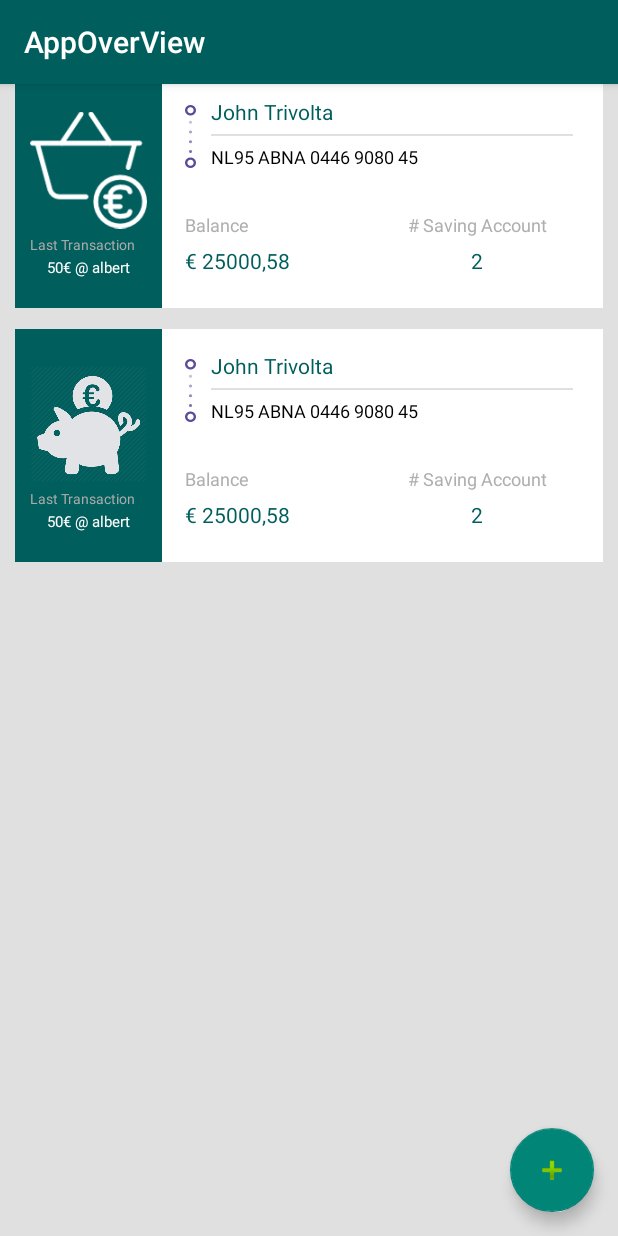
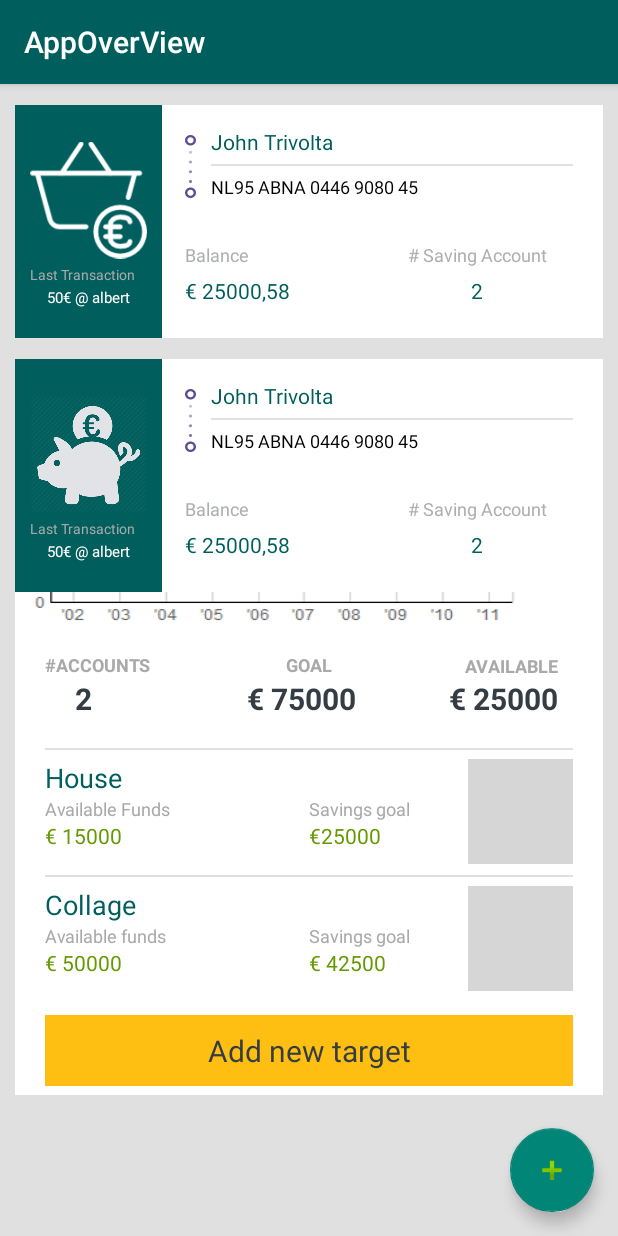
Before and after one commit to caratsnx/Snd-masterkj, an Android app: the AppOverView screen opened directly, with no data from a screen before it, on a phone screen of 412 x 824 dp. Run offline under Robolectric (Android 15) with nearby library versions, the phone set to English and light mode, and no system bars; libraries missing offline, so code that uses them is left out: com.ramotion.foldingcell; plain views replace FoldingCell; 2 statements that could not run were skipped; grey boxes are pictures that could not be loaded.

Commit message:
from ofcd

```diff
--- a/app/src/main/res/layout/cell_content_layout_second.xml
+++ b/app/src/main/res/layout/cell_content_layout_second.xml
@@ -4,7 +4,7 @@
     android:layout_width="match_parent"
     android:layout_height="wrap_content"
     android:orientation="vertical"
-    android:visibility="gone">
+    android:visibility="visible">
 
     <!-- content header line -->
     <RelativeLayout
@@ -57,11 +57,12 @@
             android:id="@+id/head_image"
             android:layout_width="match_parent"
             android:layout_height="wrap_content"
-            android:scaleType="fitCenter"
+            android:scaleType="fitXY"
             android:src="@drawable/pic2" />
 
         <TextView
             android:id="@+id/head_image_center_text"
+
             style="@style/ContentImageBadgeText"
             android:layout_width="wrap_content"
             android:layout_height="wrap_content"
@@ -82,7 +83,7 @@
         android:paddingBottom="6dp"
         android:paddingLeft="20dp"
         android:paddingRight="20dp"
-        android:paddingTop="9dp">
+        android:paddingTop="15dp">
 
         <!-- avatar and name part -->
         <RelativeLayout
@@ -95,6 +96,7 @@
                 android:layout_alignParentEnd="true"
                 android:layout_centerVertical="true"
                 android:src="@drawable/arrow"
+                android:visibility="invisible"
                 android:id="@+id/imageView2" />
 
             <TextView
@@ -113,24 +115,26 @@
                 style="@style/ContentImageBadgeText"
                 android:layout_width="wrap_content"
                 android:layout_height="wrap_content"
-                android:textColor="@color/mainTextColor"
+                android:layout_alignEnd="@+id/textView2"
+                android:layout_alignParentStart="true"
                 android:layout_marginTop="17dp"
                 android:paddingBottom="10dp"
                 android:paddingStart="20dp"
                 android:text="2"
-                 />
+                android:textColor="@color/mainTextColor" />
 
             <TextView
                 android:id="@+id/head_image_right_below"
                 style="@style/ContentImageBadgeText"
                 android:layout_width="wrap_content"
                 android:layout_height="wrap_content"
-                android:layout_alignParentTop="true"
+                android:layout_alignBaseline="@+id/acccoutn"
+                android:layout_alignBottom="@+id/acccoutn"
                 android:layout_centerHorizontal="true"
-                android:layout_marginTop="17dp"
                 android:paddingBottom="10dp"
-                android:paddingEnd="20dp"
+                android:paddingEnd="10dp"
                 android:text="€ 75000"
+                android:textAlignment="center"
                 android:textColor="@color/mainTextColor" />
 
             <TextView
@@ -142,18 +146,21 @@
                 android:layout_alignBottom="@+id/head_image_right_below"
                 android:layout_alignRight="@+id/imageView2"
                 android:paddingBottom="10dp"
-                android:paddingEnd="20dp"
+                android:paddingEnd="10dp"
+                android:textAlignment="center"
                 android:text="€ 25000"
                 android:textColor="@color/mainTextColor" />
 
             <TextView
+                android:id="@+id/textView3"
                 style="@style/ContentMainBadgeTitle"
                 android:layout_width="wrap_content"
                 android:layout_height="wrap_content"
+                android:textAlignment="center"
                 android:layout_above="@+id/head_image_right_text"
+                android:layout_alignEnd="@+id/head_image_right_text"
                 android:layout_alignStart="@+id/head_image_right_text"
                 android:text="AVAILABLE"
-
                 android:textStyle="bold" />
 
             <TextView
@@ -161,10 +168,12 @@
                 android:layout_width="wrap_content"
                 android:layout_height="wrap_content"
                 android:layout_alignParentTop="true"
-                android:layout_toEndOf="@+id/textView2"
-                android:paddingStart="20dp"
+                android:layout_centerHorizontal="true"
+
+
+
+
                 android:text="GOAL"
-
                 android:textStyle="bold" />
 
         </RelativeLayout>
@@ -194,8 +203,10 @@
                     style="@style/ContentMainBadgeTitle"
                     android:layout_width="wrap_content"
                     android:layout_height="wrap_content"
+                    android:textColor="@color/colorPrimaryDark"
                     android:layout_alignParentStart="true"
-                    android:text="@string/from_badge" />
+                    android:textSize="18sp"
+                    android:text="House" />
 
                 <TextView
                     android:id="@+id/content_from_address_1"
@@ -203,10 +214,8 @@
                     android:layout_height="wrap_content"
                     android:layout_alignStart="@id/content_from_badge"
                     android:layout_below="@id/content_from_badge"
-                    android:text="@string/content_from1_mock"
-                    android:textColor="@color/mainTextColor"
-                    android:textSize="18sp"
-                    android:textStyle="bold" />
+                    android:text="Available Funds"
+                    style="@style/ContentMainBadgeTitle" />
 
                 <TextView
                     android:id="@+id/content_from_address_2"
@@ -214,8 +223,8 @@
                     android:layout_height="wrap_content"
                     android:layout_alignStart="@id/content_from_address_1"
                     android:layout_below="@id/content_from_address_1"
-                    android:text="@string/content_from2_mock"
-                    android:textColor="@color/mainTextColor"
+                    android:text="€ 15000"
+                    android:textColor="@android:color/holo_green_dark"
                     android:textSize="14sp" />
 
             </RelativeLayout>
@@ -231,6 +240,8 @@
                     android:layout_width="wrap_content"
                     android:layout_height="wrap_content"
                     android:layout_alignParentStart="true"
+                    android:textSize="18sp"
+                    android:visibility="invisible"
                     android:text="@string/to_badge" />
 
                 <TextView
@@ -239,10 +250,8 @@
                     android:layout_height="wrap_content"
                     android:layout_alignStart="@id/content_to_badge"
                     android:layout_below="@id/content_to_badge"
-                    android:text="@string/content_to1_mock"
-                    android:textColor="@color/mainTextColor"
-                    android:textSize="18sp"
-                    android:textStyle="bold" />
+                    android:text="Savings goal"
+                    style="@style/ContentMainBadgeTitle"  />
 
                 <TextView
                     android:id="@+id/content_to_address_2"
@@ -250,16 +259,18 @@
                     android:layout_height="wrap_content"
                     android:layout_alignStart="@id/content_to_address_1"
                     android:layout_below="@id/content_to_address_1"
-                    android:text="@string/content_to2_mock"
-                    android:textColor="@color/mainTextColor"
+                    android:text="€25000"
+                    android:textColor="@android:color/holo_green_dark"
                     android:textSize="14sp" />
 
                 <ImageView
-                    android:layout_width="wrap_content"
-                    android:layout_height="wrap_content"
+                    android:layout_width="70dp"
+                    android:layout_height="70dp"
                     android:layout_alignParentEnd="true"
-                    android:layout_centerVertical="true"
-                    android:src="@drawable/arrow" />
+
+
+                    android:layout_alignParentTop="true"
+                    android:src="@drawable/perc1" />
 
             </RelativeLayout>
 
@@ -291,28 +302,30 @@
                     android:layout_width="wrap_content"
                     android:layout_height="wrap_content"
                     android:layout_alignParentStart="true"
-                    android:text="@string/delivery_date_badge" />
+                    android:text="Collage"
+                    android:textColor="@color/colorPrimaryDark"
+                    android:textSize="18sp" />
 
                 <TextView
                     android:id="@+id/content_delivery_time"
+                    style="@style/ContentMainBadgeTitle"
                     android:layout_width="wrap_content"
                     android:layout_height="wrap_content"
                     android:layout_alignStart="@id/content_delivery_date_badge"
                     android:layout_below="@id/content_delivery_date_badge"
-                    android:text="@string/delivery_time_mock"
-                    android:textColor="@color/mainTextColor"
-                    android:textSize="18sp"
-                    android:textStyle="bold" />
+
+                    android:text="Available funds" />
 
                 <TextView
-                    android:id="@+id/content_delivery_date"
+                    android:id="@+id/content_delivery_date2"
                     android:layout_width="wrap_content"
                     android:layout_height="wrap_content"
                     android:layout_alignStart="@id/content_delivery_time"
                     android:layout_below="@id/content_delivery_time"
-                    android:text="@string/delivery_date_mock"
-                    android:textColor="@color/mainTextColor"
+                    android:text="€ 50000"
+                    android:textColor="@android:color/holo_green_dark"
                     android:textSize="14sp" />
+
 
             </RelativeLayout>
 
@@ -326,19 +339,20 @@
                     style="@style/ContentMainBadgeTitle"
                     android:layout_width="wrap_content"
                     android:layout_height="wrap_content"
-                    android:layout_alignParentStart="true"
-                    android:text="@string/deadline_badge" />
+                    android:textSize="18sp"
+                    android:textColor="@color/colorPrimaryDark"
+                   android:layout_alignParentStart="true"
+                    android:text="" />
 
                 <TextView
                     android:id="@+id/content_deadline_time"
                     android:layout_width="wrap_content"
                     android:layout_height="wrap_content"
-                    android:layout_alignStart="@id/content_deadline_badge"
-                    android:layout_below="@id/content_deadline_badge"
-                    android:text="@string/deadline_time_mock"
-                    android:textColor="@color/mainTextColor"
-                    android:textSize="18sp"
-                    android:textStyle="bold" />
+                    android:layout_alignParentStart="true"
+                    android:layout_below="@+id/content_deadline_badge"
+                    android:text = "Savings goal"
+
+                    style="@style/ContentMainBadgeTitle"  />
 
                 <TextView
                     android:id="@+id/content_deadline_date"
@@ -349,6 +363,28 @@
                     android:text=""
                     android:textColor="@color/mainTextColor"
                     android:textSize="14sp" />
+
+                <TextView
+                    android:id="@+id/content_delivery_date"
+                    android:layout_width="wrap_content"
+                    android:layout_height="wrap_content"
+                    android:layout_alignParentStart="true"
+                    android:layout_below="@+id/content_deadline_time"
+
+                    android:text="€ 42500"
+                    android:textColor="@android:color/holo_green_dark"
+                    android:textSize="14sp" />
+
+                <ImageView
+                    android:layout_width="70dp"
+                    android:layout_height="70dp"
+                    android:layout_alignParentEnd="true"
+                    android:paddingStart="3dp"
+                    android:paddingEnd="3dp"
+
+                    android:layout_alignParentTop="true"
+                    android:src="@drawable/perc2" />
+
             </RelativeLayout>
 
         </LinearLayout>
@@ -361,19 +397,12 @@
             android:layout_marginTop="16dp"
             android:background="@color/btnRequest"
             android:padding="10dp"
-            android:text="@string/request_btn_text"
+            android:text="Add new target"
             android:textAlignment="center"
             android:textColor="@color/mainTextColor"
             android:textSize="20sp" />
 
-        <TextView
-            android:layout_width="match_parent"
-            android:layout_height="wrap_content"
-            android:layout_marginTop="4dp"
-            android:text="@string/btn_annotation_mock"
-            android:textAlignment="center"
-            android:textColor="@color/contentBadgeTitle"
-            android:textSize="12sp" />
+
 
     </LinearLayout>
 
--- a/app/src/main/res/layout/content_app_over_view.xml
+++ b/app/src/main/res/layout/content_app_over_view.xml
@@ -3,7 +3,7 @@
     xmlns:tools="http://schemas.android.com/tools"
     xmlns:android="http://schemas.android.com/apk/res/android"
     android:layout_width="match_parent"
-    android:layout_marginTop="50dp"
+    android:layout_marginTop="70dp"
     android:layout_marginLeft="10dp"
     android:layout_marginRight="10dp"
     android:layout_marginBottom="10dp"
```
